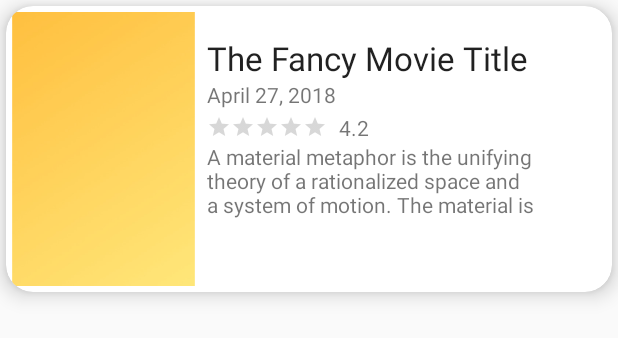
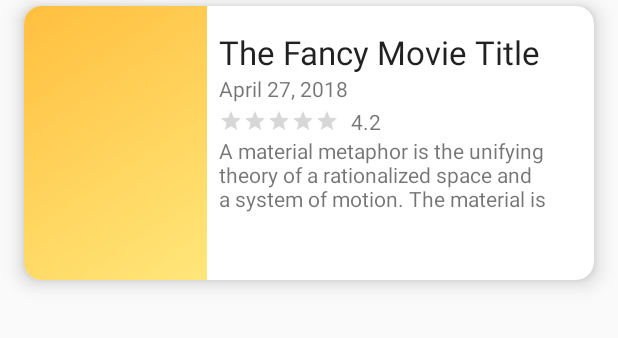
Before and after one commit to mustofa-id/amber-movie, an Android app: the layout item_movie.xml on its own in the app's theme, with its tools: preview values and no code run, on a phone screen of 412 x 824 dp. Shown: the top 338 px of the screen. Run offline under Robolectric (Android 15) with nearby library versions, the phone set to English and light mode, and no system bars.

Commit message:
Improve UI

```diff
--- a/app/src/main/java/id/mustofa/app/amber/movie/MovieListAdapter.java
+++ b/app/src/main/java/id/mustofa/app/amber/movie/MovieListAdapter.java
@@ -6,6 +6,7 @@ import android.support.v7.widget.RecyclerView;
 import android.view.LayoutInflater;
 import android.view.View;
 import android.view.ViewGroup;
+import android.widget.ImageView;
 import android.widget.RatingBar;
 import android.widget.TextView;
 
@@ -13,7 +14,6 @@ import java.util.ArrayList;
 import java.util.List;
 
 import id.mustofa.app.amber.R;
-import id.mustofa.app.amber.component.RoundedImageView;
 import id.mustofa.app.amber.data.model.Movie;
 import id.mustofa.app.amber.util.DateUtil;
 import id.mustofa.app.amber.util.ImageLoader;
@@ -72,7 +72,7 @@ class MovieListAdapter extends RecyclerView.Adapter<MovieListAdapter.MovieViewHo
 
   class MovieViewHolder extends RecyclerView.ViewHolder {
 
-    private RoundedImageView poster;
+    private ImageView poster;
     private TextView title, date, rating, overview;
     private RatingBar ratingBar;
 
--- a/app/src/main/res/layout/fragment_movie.xml
+++ b/app/src/main/res/layout/fragment_movie.xml
@@ -13,6 +13,9 @@
     <android.support.v7.widget.RecyclerView
       android:id="@+id/rv_fragment_movie"
       android:layout_width="match_parent"
+      android:clipToPadding="false"
+      android:paddingBottom="@dimen/component_margin_medium"
+      android:paddingTop="@dimen/component_margin_medium"
       android:layout_height="match_parent" />
 
     <TextView
--- a/app/src/main/res/layout/fragment_movie_favorite.xml
+++ b/app/src/main/res/layout/fragment_movie_favorite.xml
@@ -14,7 +14,10 @@
       android:id="@+id/rv_fragment_movie_favorite"
       android:layout_width="wrap_content"
       android:layout_height="match_parent"
-      android:layout_centerInParent="true" />
+      android:layout_centerInParent="true"
+      android:clipToPadding="false"
+      android:paddingTop="@dimen/component_margin_medium"
+      android:paddingBottom="@dimen/component_margin_medium" />
 
     <TextView
       android:id="@+id/er_fragment_movie_favorite"
--- a/app/src/main/res/layout/item_movie.xml
+++ b/app/src/main/res/layout/item_movie.xml
@@ -4,7 +4,10 @@
   xmlns:tools="http://schemas.android.com/tools"
   android:layout_width="match_parent"
   android:layout_height="wrap_content"
-  android:layout_margin="@dimen/component_margin_tiny"
+  android:layout_marginTop="@dimen/component_margin_tiny"
+  android:layout_marginBottom="@dimen/component_margin_tiny"
+  android:layout_marginStart="@dimen/component_margin_medium"
+  android:layout_marginEnd="@dimen/component_margin_medium"
   android:clickable="true"
   android:focusable="true"
   android:foreground="?android:attr/selectableItemBackground"
@@ -13,10 +16,9 @@
 
   <android.support.constraint.ConstraintLayout
     android:layout_width="match_parent"
-    android:layout_height="wrap_content"
-    android:layout_margin="@dimen/component_margin_tiny">
+    android:layout_height="wrap_content">
 
-    <id.mustofa.app.amber.component.RoundedImageView
+    <ImageView
       android:id="@+id/img_item_movie_poster"
       android:layout_width="@dimen/image_item_movie_width"
       android:layout_height="wrap_content"
--- a/app/src/main/res/values/dimens.xml
+++ b/app/src/main/res/values/dimens.xml
@@ -11,7 +11,7 @@
 
   <dimen name="image_backdrop_height">346dp</dimen>
   <dimen name="image_item_movie_width">122dp</dimen>
-  <dimen name="card_item_movie_radius">18dp</dimen>
+  <dimen name="card_item_movie_radius">12dp</dimen>
   <dimen name="image_movie_detail_width">124dp</dimen>
   <dimen name="drawer_header_height">224dp</dimen>
 </resources>
```
